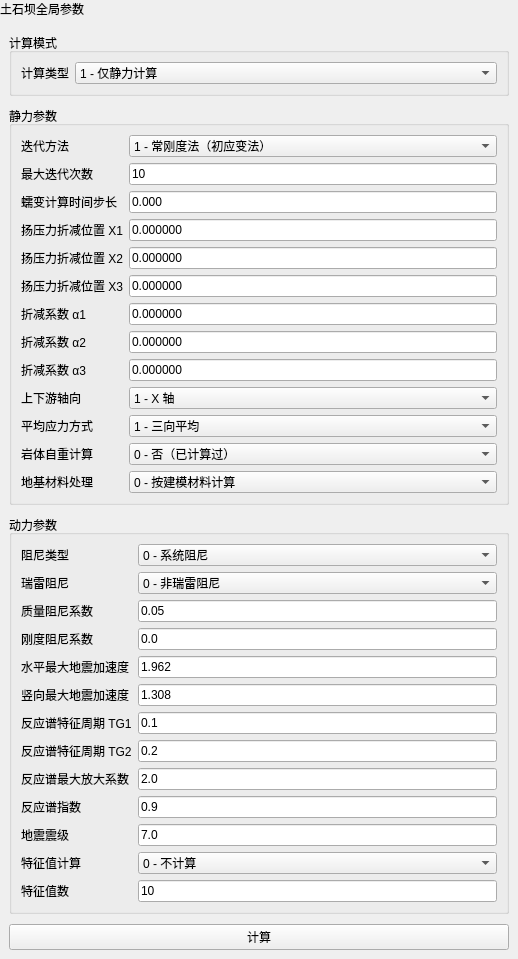
This is plugins/Base_Solver/DamAnalysisWidget.ui in asd977/base_cae as Qt 5 draws it before an edit. The edited form follows.
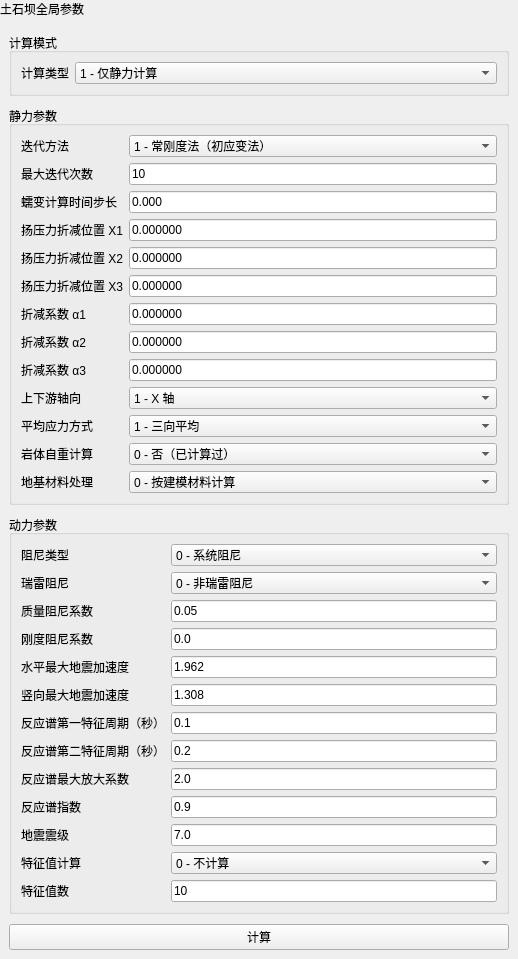
This is the edited form.

The edit to the form file:
```diff
--- a/plugins/Base_Solver/DamAnalysisWidget.ui
+++ b/plugins/Base_Solver/DamAnalysisWidget.ui
@@ -626,7 +626,7 @@
         <item row="6" column="0">
          <widget class="QLabel" name="labelLine24">
           <property name="text">
-           <string>反应谱特征周期 TG1</string>
+           <string>反应谱第一特征周期（秒）</string>
           </property>
           <property name="wordWrap">
            <bool>false</bool>
@@ -649,7 +649,7 @@
         <item row="7" column="0">
          <widget class="QLabel" name="labelLine25">
           <property name="text">
-           <string>反应谱特征周期 TG2</string>
+           <string>反应谱第二特征周期（秒）</string>
           </property>
           <property name="wordWrap">
            <bool>false</bool>
```
Left out of the diff: 2 changed lines with no effect on the pictures.
